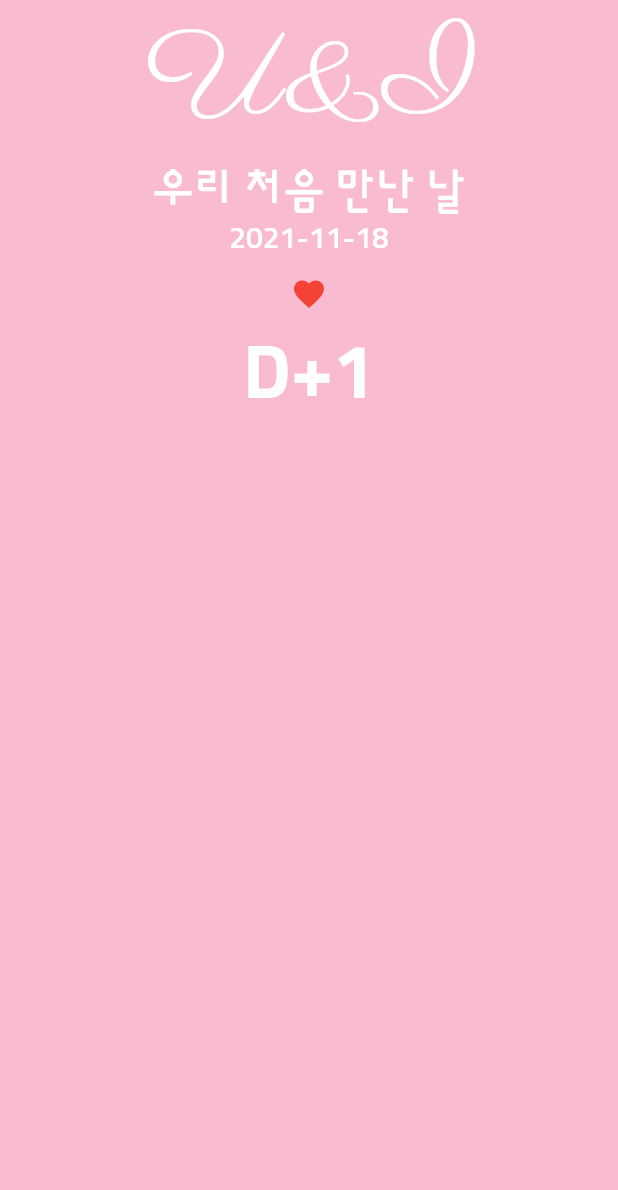
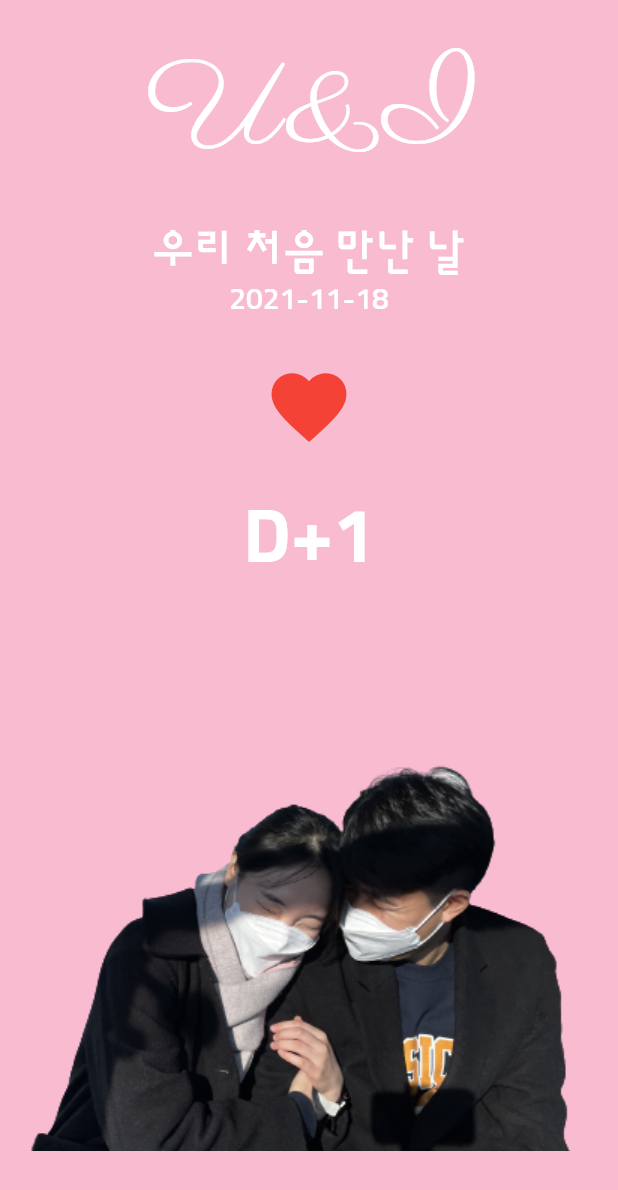
Before and after one commit to Jeffrey-Oh/flutter-the-days-U-and-I, a Flutter app: the screen it shows after launch, on a phone screen of 412 x 824 dp. Shown: the top 1190 px of the screen. Run offline on Flutter 3.47's test engine with Material 2 defaults, Android fonts, the phone set to English and light mode, and no system bars.

Commit message:
디자인 마무리하기

```diff
--- a/lib/screen/home/HomeScreen.dart
+++ b/lib/screen/home/HomeScreen.dart
@@ -13,9 +13,29 @@ class _HomeScreenState extends State<HomeScreen> {
     return Scaffold(
       backgroundColor: Colors.pink[100],
       body: SafeArea(
+        bottom: false,
         child: Container(
           width: MediaQuery.of(context).size.width,
           child: Column(
+            children: [
+              _TopWidget(),
+              _BottomWidget(),
+            ],
+          ),
+        ),
+      ),
+    );
+  }
+}
+
+class _TopWidget extends StatelessWidget {
+  const _TopWidget({Key? key}) : super(key: key);
+
+  @override
+  Widget build(BuildContext context) {
+    return Expanded(
+      child: Column(
+        mainAxisAlignment: MainAxisAlignment.spaceEvenly,
         children: [
           Text(
             'U&I',
@@ -25,6 +45,8 @@ class _HomeScreenState extends State<HomeScreen> {
               fontSize: 80,
             ),
           ),
+          Column(
+            children: [
               Text(
                 '우리 처음 만난 날',
                 style: TextStyle(
@@ -35,7 +57,10 @@ class _HomeScreenState extends State<HomeScreen> {
                 style: TextStyle(
                     color: Colors.white, fontFamily: 'sunflower', fontSize: 20),
               ),
+            ],
+          ),
           IconButton(
+            iconSize: 60,
             onPressed: () {},
             icon: Icon(
               Icons.favorite,
@@ -45,12 +70,26 @@ class _HomeScreenState extends State<HomeScreen> {
           Text(
             'D+1',
             style: TextStyle(
-                    color: Colors.white, fontFamily: 'sunflower', fontSize: 50, fontWeight: FontWeight.w700),
+                color: Colors.white,
+                fontFamily: 'sunflower',
+                fontSize: 50,
+                fontWeight: FontWeight.w700),
           ),
         ],
-          ),
-        ),
       ),
     );
   }
 }
+
+class _BottomWidget extends StatelessWidget {
+  const _BottomWidget({Key? key}) : super(key: key);
+
+  @override
+  Widget build(BuildContext context) {
+    return Expanded(
+      child: Image.asset(
+        'assets/img/background.png',
+      ),
+    );
+  }
+}
```
Also changed, not shown: assets/img/background.png, 1 other file. Lines whose indentation alone changed are shown as unchanged.
